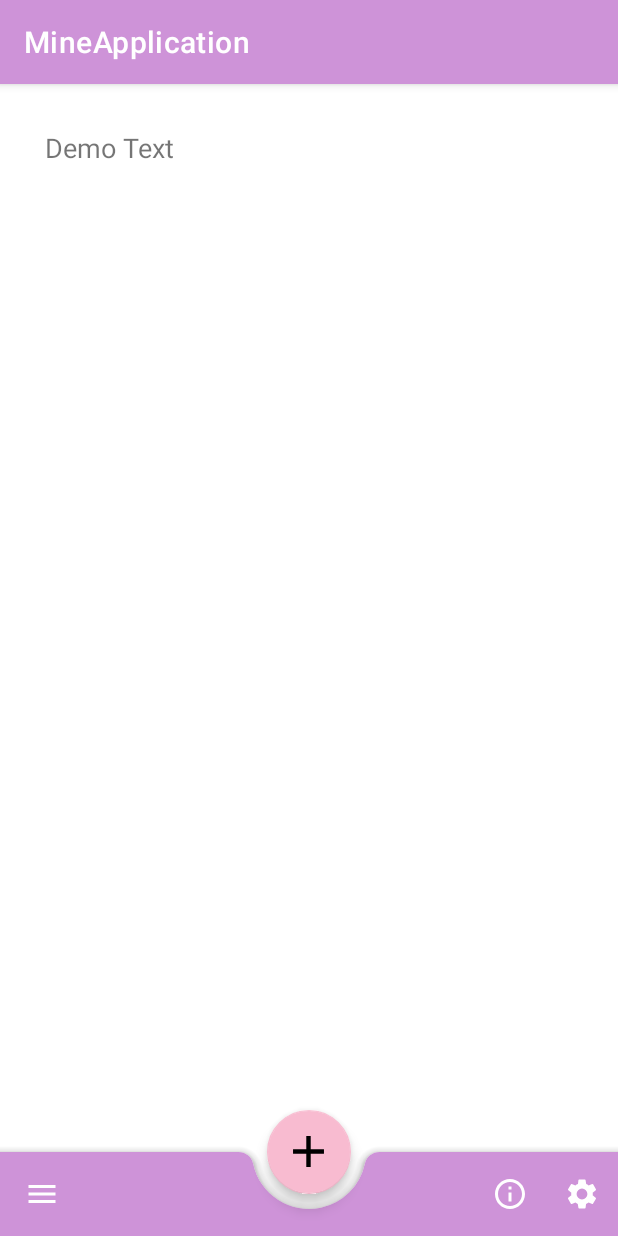
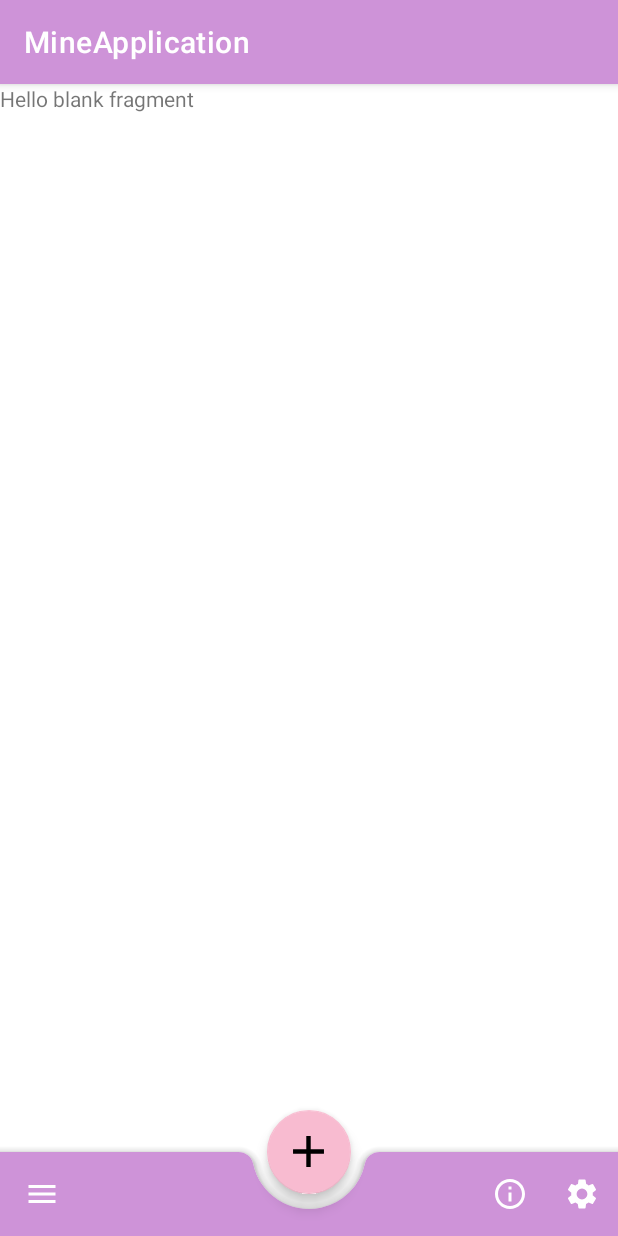
Before and after one commit to RujiraKongsomran/MineApplication, an Android app: the screen it shows after launch (MainActivity), on a phone screen of 412 x 824 dp. Run offline under Robolectric (Android 15) with nearby library versions, the phone set to English and light mode, and no system bars.

Commit message:
Add a Fragment to an Activity using XML

```diff
--- a/app/build.gradle
+++ b/app/build.gradle
@@ -29,6 +29,7 @@ dependencies {
     implementation fileTree(dir: "libs", include: ["*.jar"])
     implementation 'androidx.appcompat:appcompat:1.1.0'
     implementation 'androidx.constraintlayout:constraintlayout:1.1.3'
+    implementation 'androidx.legacy:legacy-support-v4:1.0.0'
     testImplementation 'junit:junit:4.12'
     androidTestImplementation 'androidx.test.ext:junit:1.1.1'
     androidTestImplementation 'androidx.test.espresso:espresso-core:3.2.0'
--- /dev/null
+++ b/app/src/main/java/com/rujirakongsomran/mineapplication/MainFragment.java
@@ -0,0 +1,64 @@
+package com.rujirakongsomran.mineapplication;
+
+import android.os.Bundle;
+
+import androidx.fragment.app.Fragment;
+
+import android.view.LayoutInflater;
+import android.view.View;
+import android.view.ViewGroup;
+
+/**
+ * A simple {@link Fragment} subclass.
+ * Use the {@link MainFragment#newInstance} factory method to
+ * create an instance of this fragment.
+ */
+public class MainFragment extends Fragment {
+
+    // TODO: Rename parameter arguments, choose names that match
+    // the fragment initialization parameters, e.g. ARG_ITEM_NUMBER
+    private static final String ARG_PARAM1 = "param1";
+    private static final String ARG_PARAM2 = "param2";
+
+    // TODO: Rename and change types of parameters
+    private String mParam1;
+    private String mParam2;
+
+    public MainFragment() {
+        // Required empty public constructor
+    }
+
+    /**
+     * Use this factory method to create a new instance of
+     * this fragment using the provided parameters.
+     *
+     * @param param1 Parameter 1.
+     * @param param2 Parameter 2.
+     * @return A new instance of fragment MainFragment.
+     */
+    // TODO: Rename and change types and number of parameters
+    public static MainFragment newInstance(String param1, String param2) {
+        MainFragment fragment = new MainFragment();
+        Bundle args = new Bundle();
+        args.putString(ARG_PARAM1, param1);
+        args.putString(ARG_PARAM2, param2);
+        fragment.setArguments(args);
+        return fragment;
+    }
+
+    @Override
+    public void onCreate(Bundle savedInstanceState) {
+        super.onCreate(savedInstanceState);
+        if (getArguments() != null) {
+            mParam1 = getArguments().getString(ARG_PARAM1);
+            mParam2 = getArguments().getString(ARG_PARAM2);
+        }
+    }
+
+    @Override
+    public View onCreateView(LayoutInflater inflater, ViewGroup container,
+                             Bundle savedInstanceState) {
+        // Inflate the layout for this fragment
+        return inflater.inflate(R.layout.fragment_main, container, false);
+    }
+}
--- a/app/src/main/res/layout/activity_main.xml
+++ b/app/src/main/res/layout/activity_main.xml
@@ -10,19 +10,12 @@
         android:layout_width="match_parent"
         android:layout_height="match_parent">
 
-        <LinearLayout
+        <fragment
+            android:id="@+id/main_fragment"
+            android:name="com.rujirakongsomran.mineapplication.MainFragment"
             android:layout_width="match_parent"
-            android:layout_height="wrap_content"
-            android:orientation="vertical">
+            android:layout_height="match_parent" />
 
-            <TextView
-                android:layout_width="match_parent"
-                android:layout_height="wrap_content"
-                android:layout_margin="30dp"
-                android:text="Demo Text"
-                android:textSize="18sp" />
-
-        </LinearLayout>
     </androidx.core.widget.NestedScrollView>
 
     <com.google.android.material.bottomappbar.BottomAppBar
--- /dev/null
+++ b/app/src/main/res/layout/fragment_main.xml
@@ -0,0 +1,14 @@
+<?xml version="1.0" encoding="utf-8"?>
+<FrameLayout xmlns:android="http://schemas.android.com/apk/res/android"
+    xmlns:tools="http://schemas.android.com/tools"
+    android:layout_width="match_parent"
+    android:layout_height="match_parent"
+    tools:context=".MainFragment">
+
+    <!-- TODO: Update blank fragment layout -->
+    <TextView
+        android:layout_width="match_parent"
+        android:layout_height="match_parent"
+        android:text="@string/hello_blank_fragment" />
+
+</FrameLayout>
--- a/app/src/main/res/values/strings.xml
+++ b/app/src/main/res/values/strings.xml
@@ -2,4 +2,6 @@
     <string name="app_name">MineApplication</string>
     <string name="about">about</string>
     <string name="settings">settings</string>
+    <!-- TODO: Remove or change this placeholder text -->
+    <string name="hello_blank_fragment">Hello blank fragment</string>
 </resources>
```
